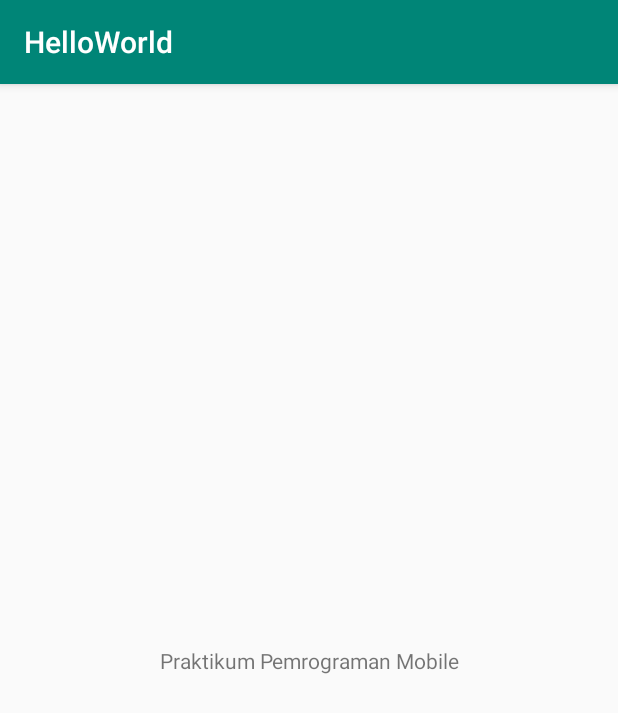
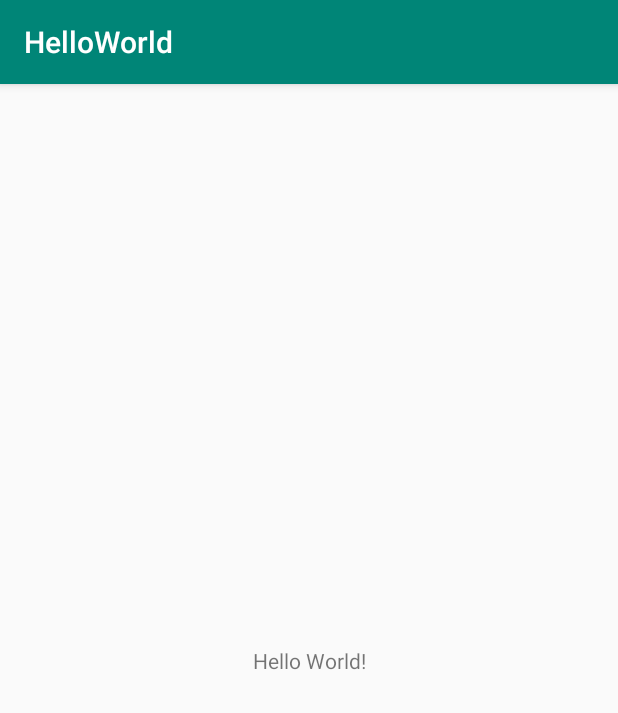
Before and after one commit to izmirtais/HelloWorld, an Android app: the screen it shows after launch (MainActivity), on a phone screen of 412 x 824 dp. Shown: the top 713 px of the screen. Run offline under Robolectric (Android 15) with nearby library versions, the phone set to English and light mode, and no system bars.

Commit message:
merubah pesan menjadi Hello world!

```diff
--- a/app/src/main/res/layout/activity_main.xml
+++ b/app/src/main/res/layout/activity_main.xml
@@ -9,7 +9,7 @@
     <TextView
         android:layout_width="wrap_content"
         android:layout_height="wrap_content"
-        android:text="Praktikum Pemrograman Mobile"
+        android:text="Hello World!"
         app:layout_constraintBottom_toBottomOf="parent"
         app:layout_constraintLeft_toLeftOf="parent"
         app:layout_constraintRight_toRightOf="parent"
```
